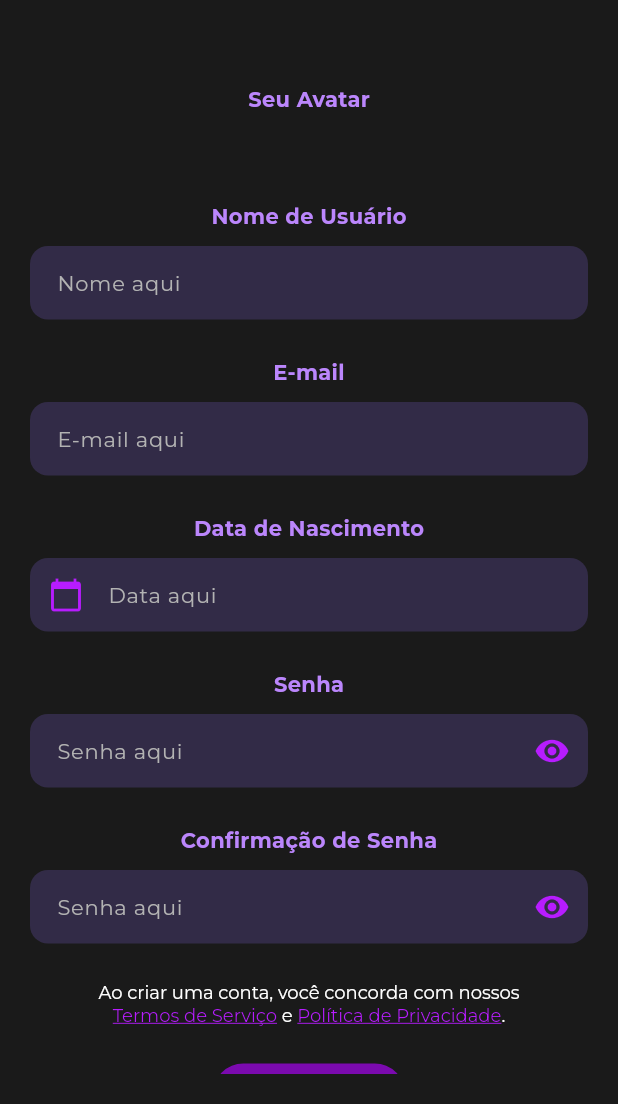
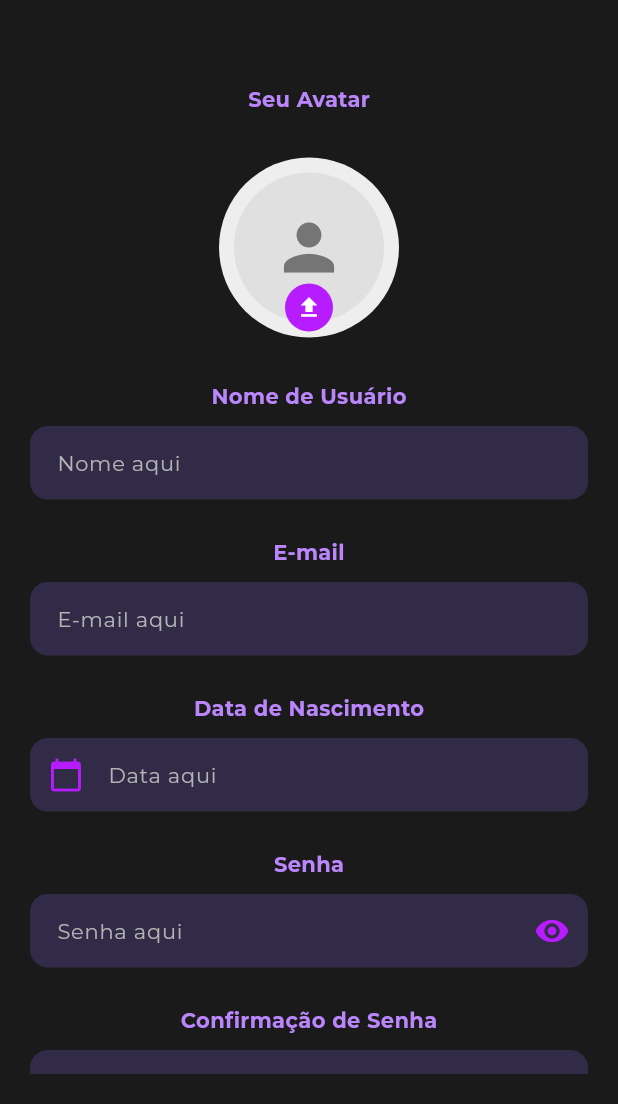
Before and after one commit to Enock21/tm, a Flutter app: the SR1UserProf screen opened directly, on a phone screen of 412 x 824 dp, the part 132-1236 px from its top. Run offline on Flutter 3.47's test engine with Material 3 defaults, Android fonts, the phone set to English and light mode, and no system bars; our stand-ins replace google_fonts; project files that could hold a hidden picture were left out.

Commit message:
#19: ícone de avatar upload adicionado em SR1UserProf

```diff
--- a/tm_front/lib/components/input/ci_avatar_upload.dart
+++ b/tm_front/lib/components/input/ci_avatar_upload.dart
@@ -0,0 +1,50 @@
+import 'package:flutter/material.dart';
+import 'package:tm_front/utils/u_theme.dart';
+
+class CIAvatarUpload extends StatelessWidget {
+  final VoidCallback? onTap;
+
+  const CIAvatarUpload({super.key, this.onTap});
+
+  @override
+  Widget build(BuildContext context) {
+    return GestureDetector(
+      onTap: onTap, // <- Implementar lógica para seleção/upload da imagem
+      child: Container(
+        width: 120,
+        height: 120,
+        decoration: BoxDecoration(
+          shape: BoxShape.circle,
+          color: Colors.grey[200],
+        ),
+        child: Stack(
+          alignment: Alignment.center,
+          children: [
+            CircleAvatar(
+              radius: 50,
+              backgroundColor: Colors.grey[300],
+              child: Icon(
+                Icons.person,
+                size: 50,
+                color: Colors.grey[600],
+              ),
+            ),
+            // Ícone de upload posicionado na parte inferior do círculo
+            Positioned(
+              bottom: 4,
+              child: CircleAvatar(
+                radius: 16,
+                backgroundColor: AppColors.interactiveSecondColor,
+                child: const Icon(
+                  Icons.file_upload,
+                  size: 18,
+                  color: Colors.white,
+                ),
+              ),
+            ),
+          ],
+        ),
+      ),
+    );
+  }
+}
--- a/tm_front/lib/main.dart
+++ b/tm_front/lib/main.dart
@@ -25,8 +25,8 @@ class MyApp extends StatelessWidget {
         GlobalWidgetsLocalizations.delegate, // Suporte para widgets Flutter
         GlobalCupertinoLocalizations.delegate, // Suporte para Cupertino (iOS)
       ],
-      home: const SLogin(),
-      //home: const SR1UserProf(),
+      //home: const SLogin(),
+      home: const SR1UserProf(),
     );
   }
 }
--- a/tm_front/lib/screens/register/sr1_userprof.dart
+++ b/tm_front/lib/screens/register/sr1_userprof.dart
@@ -1,4 +1,5 @@
 import 'package:flutter/material.dart';
+import 'package:tm_front/components/input/ci_avatar_upload.dart';
 import 'package:tm_front/utils/u_error_msgs.dart';
 import 'package:tm_front/utils/u_theme.dart';
 import 'package:tm_front/components/c_buttons.dart';
@@ -58,7 +59,12 @@ class _SR1UserProfState extends State<SR1UserProf> {
 
                 const SizedBox(height: 29),
 
-                // PLACEHOLDER PARA UPLOAD DE IMAGEM DO AVATAR
+                CIAvatarUpload(
+                  onTap: (){
+                    print("Selecionar imagem"); //TODO: remover
+                    //Implementar lógica para seleção/upload da imagem
+                  }
+                ),
 
                 const SizedBox(height: 29),
 
```
